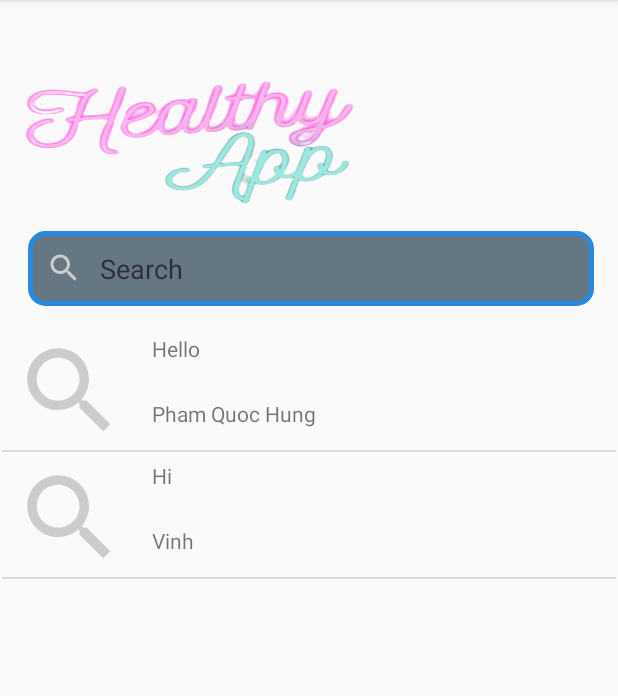
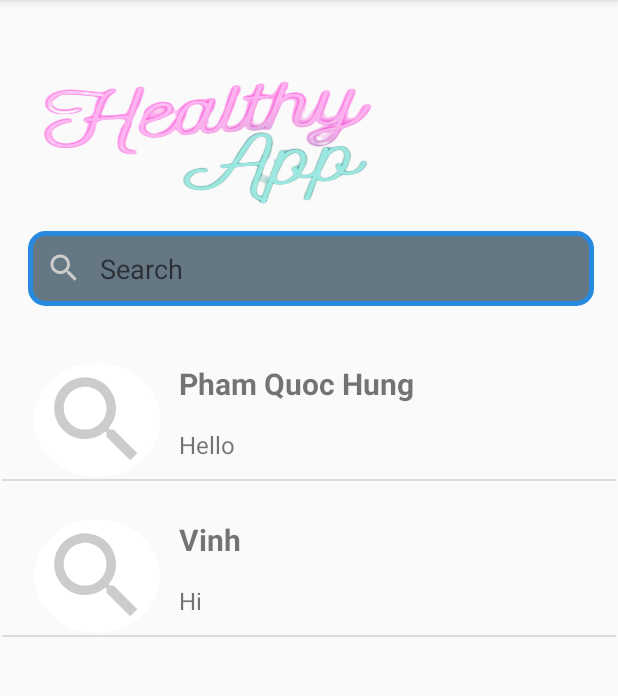
Before and after one commit to quochung2k3/HealthyApp, an Android app: the screen it shows after launch (ListMessActivity), on a phone screen of 412 x 824 dp, the part 84-780 px from its top. Run offline under Robolectric (Android 15) with nearby library versions, the phone set to English and light mode, and no system bars.

Commit message:
Update list mess view

```diff
--- /dev/null
+++ b/app/src/main/res/drawable/image_custom.xml
@@ -0,0 +1,5 @@
+<?xml version="1.0" encoding="utf-8"?>
+<shape xmlns:android="http://schemas.android.com/apk/res/android"
+    android:shape="oval">
+    <solid android:color="#FFFFFF" />
+</shape>
--- a/app/src/main/res/layout/activity_list_mess.xml
+++ b/app/src/main/res/layout/activity_list_mess.xml
@@ -29,11 +29,11 @@
         android:id="@+id/imageView3"
         android:layout_width="219dp"
         android:layout_height="82dp"
-        android:layout_marginEnd="176dp"
+        android:layout_marginEnd="164dp"
         android:layout_marginBottom="632dp"
+        android:background="@drawable/backgroundapp"
         app:layout_constraintBottom_toBottomOf="parent"
-        app:layout_constraintEnd_toEndOf="parent"
-        android:background="@drawable/backgroundapp"/>
+        app:layout_constraintEnd_toEndOf="parent" />
 
     <ListView
         android:id="@+id/lvMess"
--- a/app/src/main/res/layout/list_mess_custom.xml
+++ b/app/src/main/res/layout/list_mess_custom.xml
@@ -1,39 +1,42 @@
 <?xml version="1.0" encoding="utf-8"?>
 <androidx.constraintlayout.widget.ConstraintLayout xmlns:android="http://schemas.android.com/apk/res/android"
     xmlns:app="http://schemas.android.com/apk/res-auto"
-    xmlns:tools="http://schemas.android.com/tools"
     android:layout_width="match_parent"
     android:layout_height="wrap_content">
+
+    <TextView
+        android:id="@+id/txtUsername"
+        android:layout_width="275dp"
+        android:layout_height="34dp"
+        android:layout_marginTop="25dp"
+        android:layout_marginEnd="16dp"
+        android:textSize="20sp"
+        android:textStyle="bold"
+        app:layout_constraintEnd_toEndOf="parent"
+        app:layout_constraintTop_toTopOf="parent" />
 
     <TextView
         android:id="@+id/txtMess"
         android:layout_width="275dp"
         android:layout_height="34dp"
-        android:layout_marginTop="6dp"
-        android:layout_marginEnd="34dp"
-        android:text="TextView"
+        android:layout_marginTop="9dp"
+        android:layout_marginEnd="16dp"
+        android:textSize="16sp"
         app:layout_constraintEnd_toEndOf="parent"
-        app:layout_constraintTop_toTopOf="parent" />
+        app:layout_constraintTop_toBottomOf="@+id/txtUsername" />
 
     <ImageView
         android:id="@+id/imgAvatar"
         android:layout_width="84dp"
         android:layout_height="76dp"
-        android:layout_marginStart="3dp"
-        android:layout_marginTop="6dp"
+        android:layout_marginStart="21dp"
+        android:layout_marginTop="25dp"
+        android:background="@drawable/image_custom"
         android:src="@drawable/baseline_search_24"
         app:circularflow_radiusInDP="10dp"
         app:layout_constraintStart_toStartOf="parent"
-        app:layout_constraintTop_toTopOf="parent" />
-
-    <TextView
-        android:id="@+id/txtUsername"
-        android:layout_width="275dp"
-        android:layout_height="34dp"
-        android:layout_marginTop="9dp"
-        android:layout_marginEnd="34dp"
-        android:text="TextView"
-        app:layout_constraintEnd_toEndOf="parent"
-        app:layout_constraintTop_toBottomOf="@+id/txtMess" />
+        app:layout_constraintTop_toTopOf="parent"
+        android:contentDescription="@string/avatar"
+        app:layout_constraintHorizontal_bias="0.5"/>
 
 </androidx.constraintlayout.widget.ConstraintLayout>
--- a/app/src/main/res/values/strings.xml
+++ b/app/src/main/res/values/strings.xml
@@ -1,3 +1,4 @@
 <resources>
     <string name="app_name">HealthyApp</string>
+    <string name="avatar">avatar</string>
 </resources>
```
